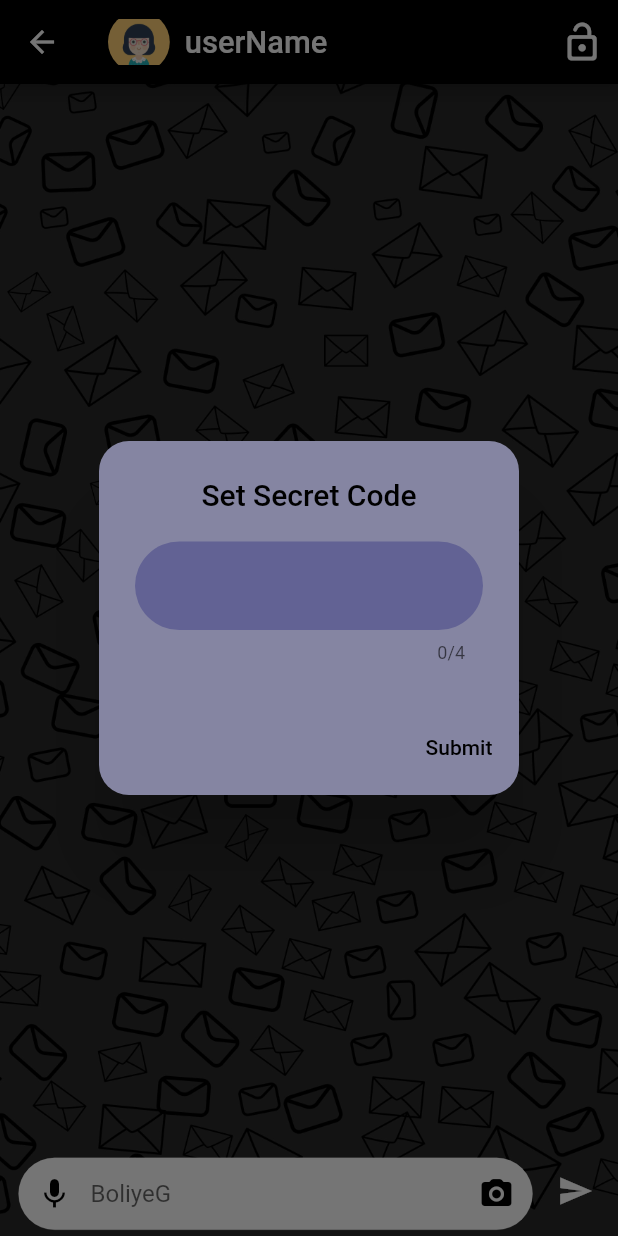
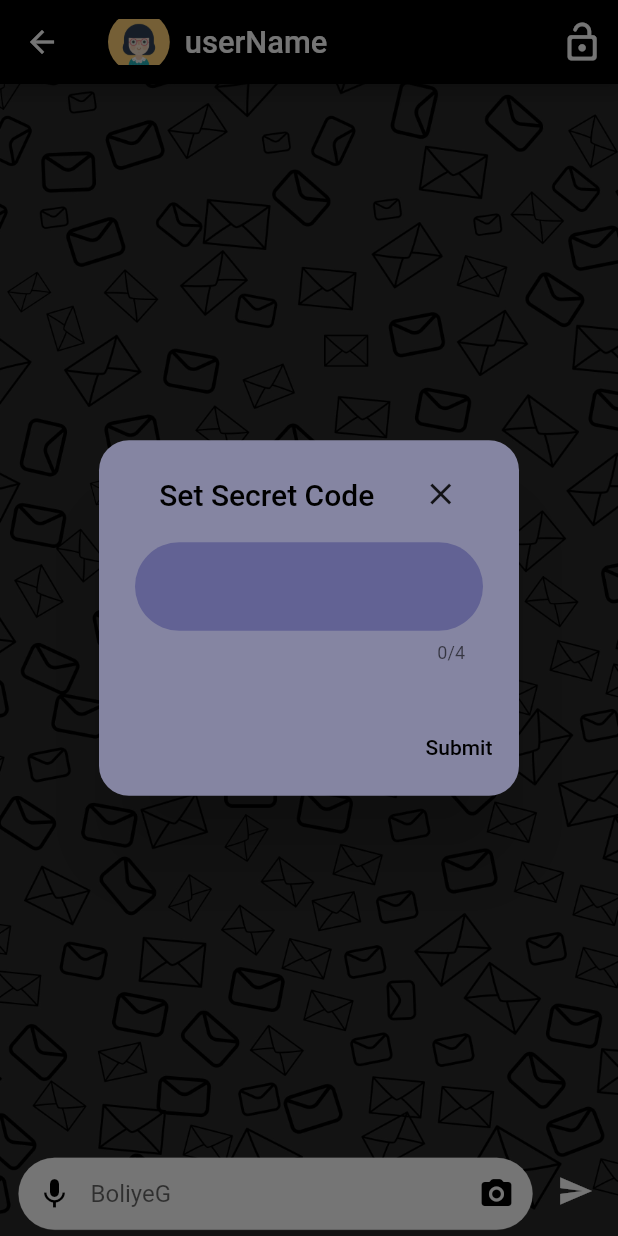
Before and after one commit to yukthi14/BoliyeG-1, a Flutter app: the ChattingScreen screen opened directly with empty values, after a tap on the "lock outline" icon, on a phone screen of 412 x 824 dp. Run offline on Flutter 3.47's test engine with Material 2 defaults, Android fonts, the phone set to English and light mode, and no system bars; our stand-ins replace audioplayers, cached_network_image, firebase_core, firebase_database, firebase_messaging, flutter_native_image and 5 more; missing offline and left inert: encrypt; accounts and stored records are empty.

Commit message:
close button

```diff
--- a/lib/screens/chating_screen.dart
+++ b/lib/screens/chating_screen.dart
@@ -399,11 +399,17 @@ class _ChattingScreenState extends State<ChattingScreen>
           backgroundColor: Color(0xff8585a2),
           shape:
               RoundedRectangleBorder(borderRadius: BorderRadius.circular(20)),
-          title: const Center(
-            child: Text(
-              Strings.setSecretCode,
-              style: TextStyle(color: Colors.black),
-            ),
+          title: Row(
+            mainAxisAlignment: MainAxisAlignment.spaceAround,
+            children: [
+              Center(
+                child: Text(
+                  Strings.setSecretCode,
+                  style: TextStyle(color: Colors.black),
+                ),
+              ),
+              Icon(Icons.clear),
+            ],
           ),
           content: SingleChildScrollView(
             child: ListBody(
@@ -423,7 +429,7 @@ class _ChattingScreenState extends State<ChattingScreen>
                       borderSide: BorderSide.none,
                     ),
                   ),
-                )
+                ),
               ],
             ),
           ),
```
